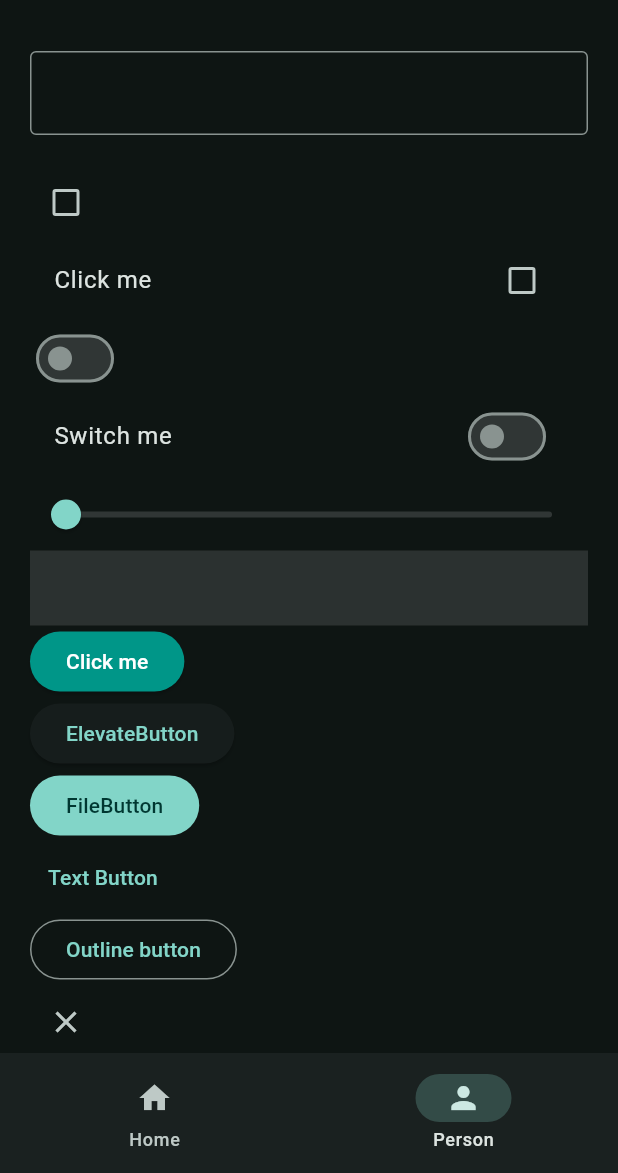
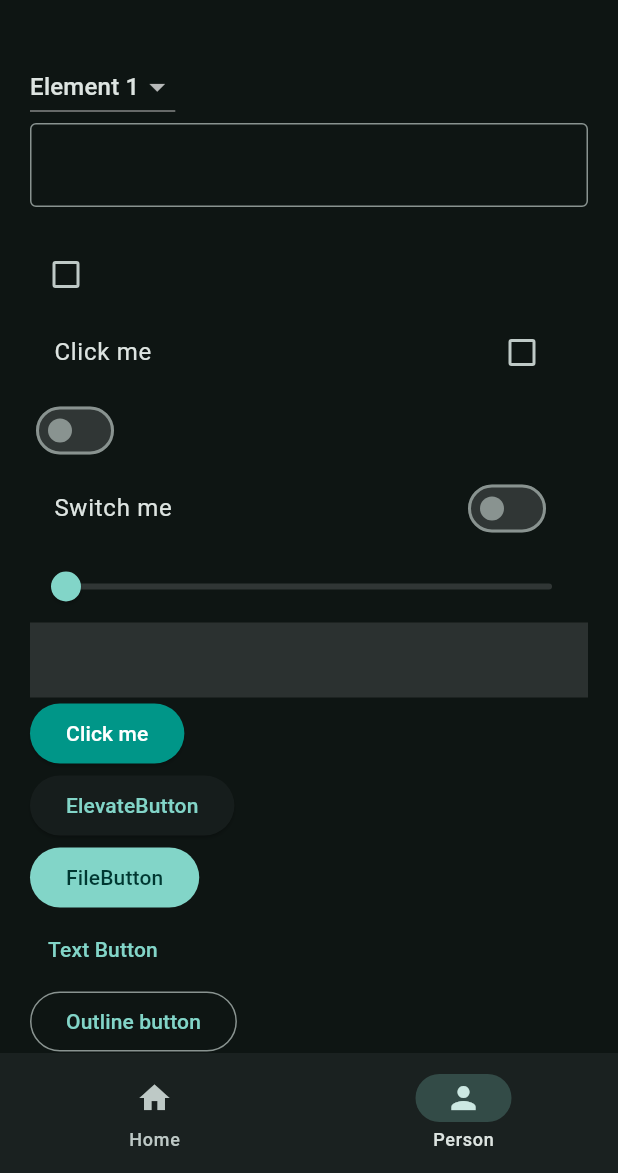
Before and after one commit to abdellahkaba/formation_flutter, a Flutter app: the screen it shows after launch, item 2 of the bottom bar chosen, on a phone screen of 412 x 824 dp, the part 63-1236 px from its top. Run offline on Flutter 3.47's test engine with Material 3 defaults, Android fonts, the phone set to English and light mode, and no system bars.

Commit message:
DropdownButton

```diff
--- a/lib/views/pages/profile_page.dart
+++ b/lib/views/pages/profile_page.dart
@@ -12,6 +12,7 @@ class _ProfilePageState extends State<ProfilePage> {
   bool? isChecked = false;
   bool isSwitch = false;
   double sliderValue = 0.0;
+  String? menuItem = 'e1';
   @override
   Widget build(BuildContext context) {
     return SingleChildScrollView(
@@ -20,6 +21,19 @@ class _ProfilePageState extends State<ProfilePage> {
         child: Column(
           crossAxisAlignment: CrossAxisAlignment.start,
           children: [
+            DropdownButton(
+              value: menuItem,
+              items: [
+                DropdownMenuItem(value: 'e1', child: Text("Element 1")),
+                DropdownMenuItem(value: 'e2', child: Text("Element 2")),
+                DropdownMenuItem(value: 'e3', child: Text("Element 3")),
+              ],
+              onChanged: (String? value) {
+                setState(() {
+                  menuItem = value;
+                });
+              },
+            ),
             TextField(
               controller: _controller,
               decoration: InputDecoration(border: OutlineInputBorder()),
```
